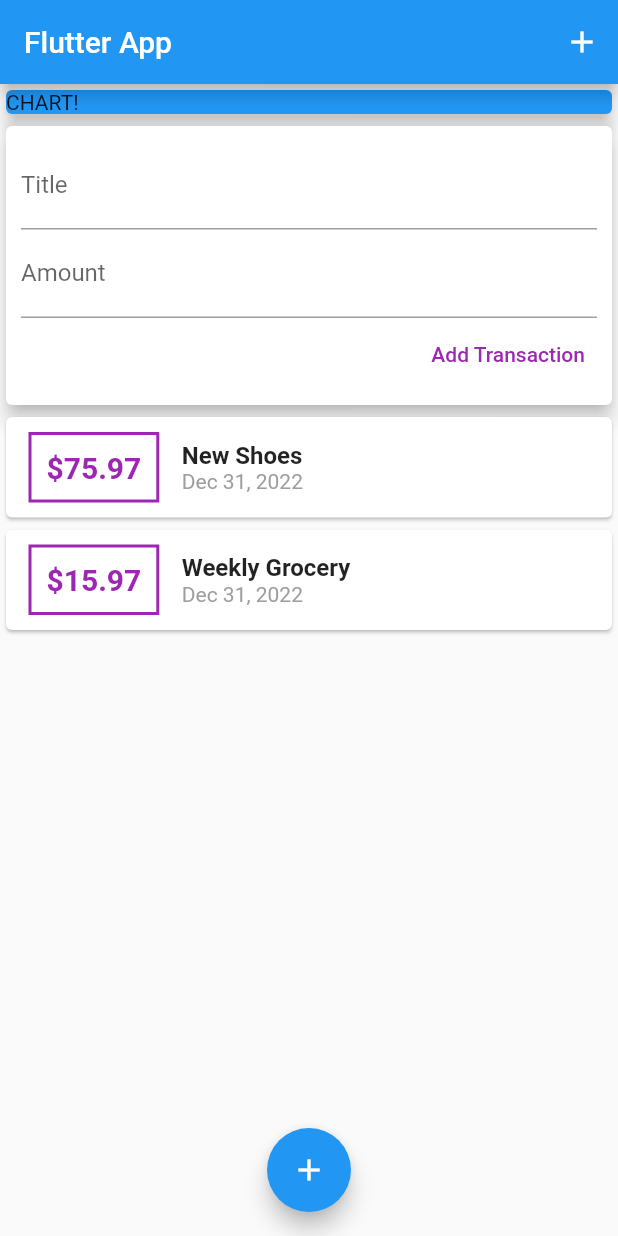
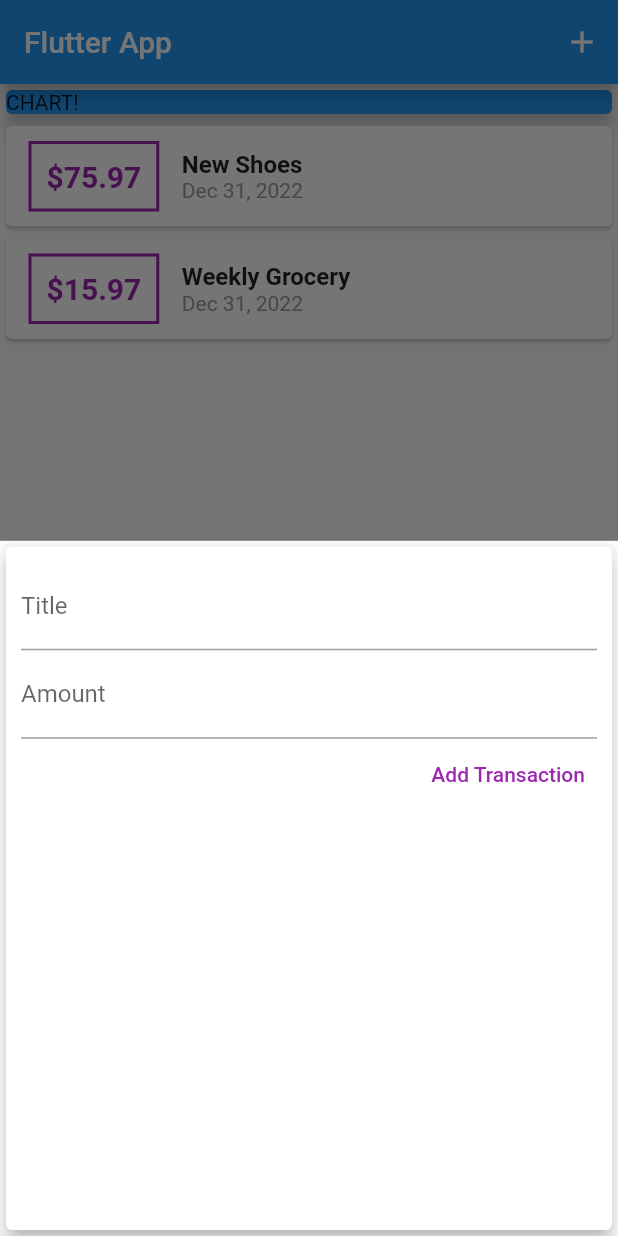
Before and after one commit to haile-12-21-23/expense_planner, a Flutter app: the screen it shows after launch, after a tap on the "add" icon, on a phone screen of 412 x 824 dp. Run offline on Flutter 3.47's test engine with Material 2 defaults, Android fonts, the phone set to English and light mode, and no system bars.

```diff
--- a/lib/main.dart
+++ b/lib/main.dart
@@ -1,3 +1,7 @@
+import 'package:expense_planner/model/transaction.dart';
+import 'package:expense_planner/widgets/new_transaction.dart';
+import 'package:expense_planner/widgets/transaction_list.dart';
+
 import './widgets/user_transaction.dart';
 import 'package:flutter/material.dart';
 
@@ -21,10 +25,52 @@ class MyApp extends StatelessWidget {
   }
 }
 
-class MyHomePage extends StatelessWidget {
-  MyHomePage({
+class MyHomePage extends StatefulWidget {
+  const MyHomePage({
     super.key,
   });
+
+  @override
+  State<MyHomePage> createState() => _MyHomePageState();
+}
+
+class _MyHomePageState extends State<MyHomePage> {
+  final List<Transaction> userTransactions = [
+    Transaction(
+      id: 't1',
+      title: 'New Shoes',
+      amount: 75.97,
+      date: DateTime.now(),
+    ),
+    Transaction(
+      id: 't2',
+      title: 'Weekly Grocery',
+      amount: 15.97,
+      date: DateTime.now(),
+    )
+  ];
+  void addNewTransaction(String txTitle, double txAmount) {
+    final newTx = Transaction(
+        id: 'tx${userTransactions.length + 2}',
+        title: txTitle,
+        amount: txAmount,
+        date: DateTime.now());
+    setState(() {
+      userTransactions.add(newTx);
+    });
+  }
+
+  void startAddNewTransaction(BuildContext context) {
+    showModalBottomSheet(
+        context: context,
+        builder: (_) {
+          return GestureDetector(
+            onTap: () {},
+            behavior: HitTestBehavior.opaque,
+            child: NewTransaction(addNewTx: addNewTransaction),
+          );
+        });
+  }
 
   @override
   Widget build(BuildContext context) {
@@ -32,7 +78,7 @@ class MyHomePage extends StatelessWidget {
       appBar: AppBar(title: const Text('Flutter App'), actions: [
         IconButton(
           icon: const Icon(Icons.add),
-          onPressed: () {},
+          onPressed: () => startAddNewTransaction(context),
         )
       ]),
       body: SingleChildScrollView(
@@ -47,14 +93,14 @@ class MyHomePage extends StatelessWidget {
                 child: Text('CHART!'),
               ),
             ),
-            const UserTransactions()
+            TransactionList(transactions: userTransactions)
           ],
         ),
       ),
       floatingActionButtonLocation: FloatingActionButtonLocation.centerFloat,
       floatingActionButton: FloatingActionButton(
         child: const Icon(Icons.add),
-        onPressed: () {},
+        onPressed: () => startAddNewTransaction(context),
       ),
     );
   }
--- a/lib/widgets/new_transaction.dart
+++ b/lib/widgets/new_transaction.dart
@@ -1,10 +1,18 @@
 import 'package:flutter/material.dart';
 
-class NewTransaction extends StatelessWidget {
+class NewTransaction extends StatefulWidget {
   final Function addNewTx;
-  NewTransaction({super.key, required this.addNewTx});
+  const NewTransaction({super.key, required this.addNewTx});
+
+  @override
+  State<NewTransaction> createState() => _NewTransactionState();
+}
+
+class _NewTransactionState extends State<NewTransaction> {
   final titleController = TextEditingController();
+
   final amountController = TextEditingController();
+
   void submitList() {
     final enteredTitle = titleController.text.trim();
     final enteredAmount = (amountController.text).isNotEmpty
@@ -13,7 +21,7 @@ class NewTransaction extends StatelessWidget {
     if (enteredTitle.isEmpty || enteredAmount <= 0 || enteredAmount.isNaN) {
       return;
     }
-    addNewTx(enteredTitle, enteredAmount);
+    widget.addNewTx(enteredTitle, enteredAmount);
   }
 
   @override
--- a/lib/widgets/user_transaction.dart
+++ b/lib/widgets/user_transaction.dart
@@ -12,39 +12,14 @@ class UserTransactions extends StatefulWidget {
 }
 
 class _UserTransactionsState extends State<UserTransactions> {
-  final List<Transaction> userTransactions = [
-    Transaction(
-      id: 't1',
-      title: 'New Shoes',
-      amount: 75.97,
-      date: DateTime.now(),
-    ),
-    Transaction(
-      id: 't2',
-      title: 'Weekly Grocery',
-      amount: 15.97,
-      date: DateTime.now(),
-    )
-  ];
-  void addNewTransaction(String txTitle, double txAmount) {
-    final newTx = Transaction(
-        id: 'tx${userTransactions.length + 2}',
-        title: txTitle,
-        amount: txAmount,
-        date: DateTime.now());
-    setState(() {
-      userTransactions.add(newTx);
-    });
-  }
-
   @override
   Widget build(BuildContext context) {
     return Column(
       children: [
-        NewTransaction(addNewTx: addNewTransaction),
-        TransactionList(
-          transactions: userTransactions,
-        )
+        // NewTransaction(addNewTx: addNewTransaction),
+        // TransactionList(
+        //   transactions: userTransactions,
+        // )
       ],
     );
   }
```
